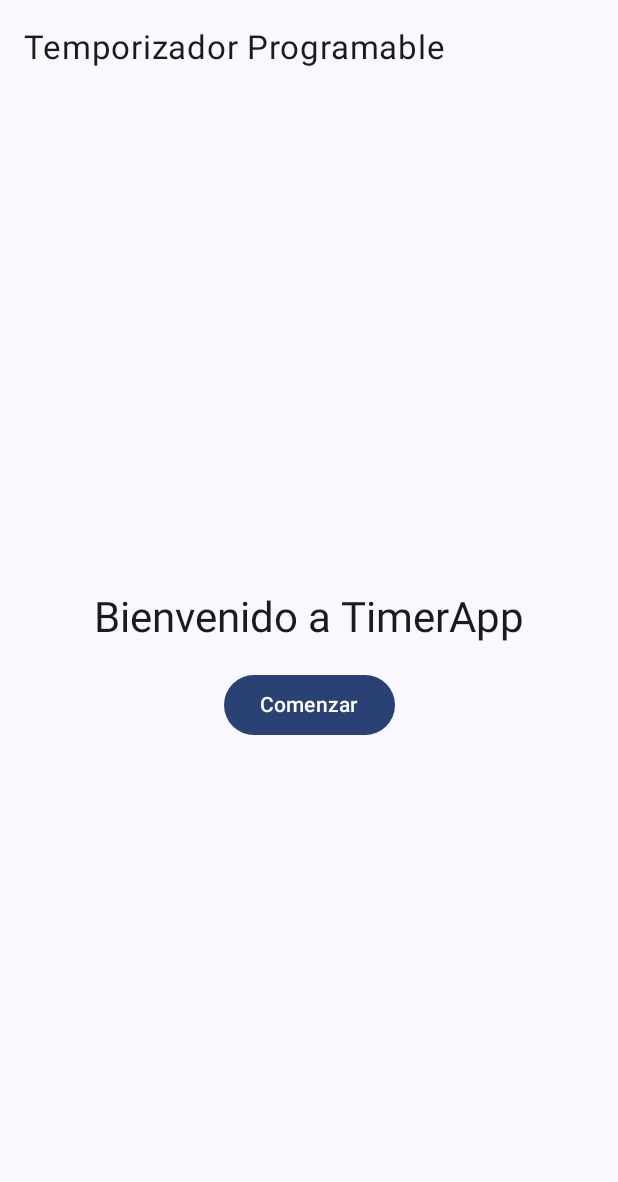
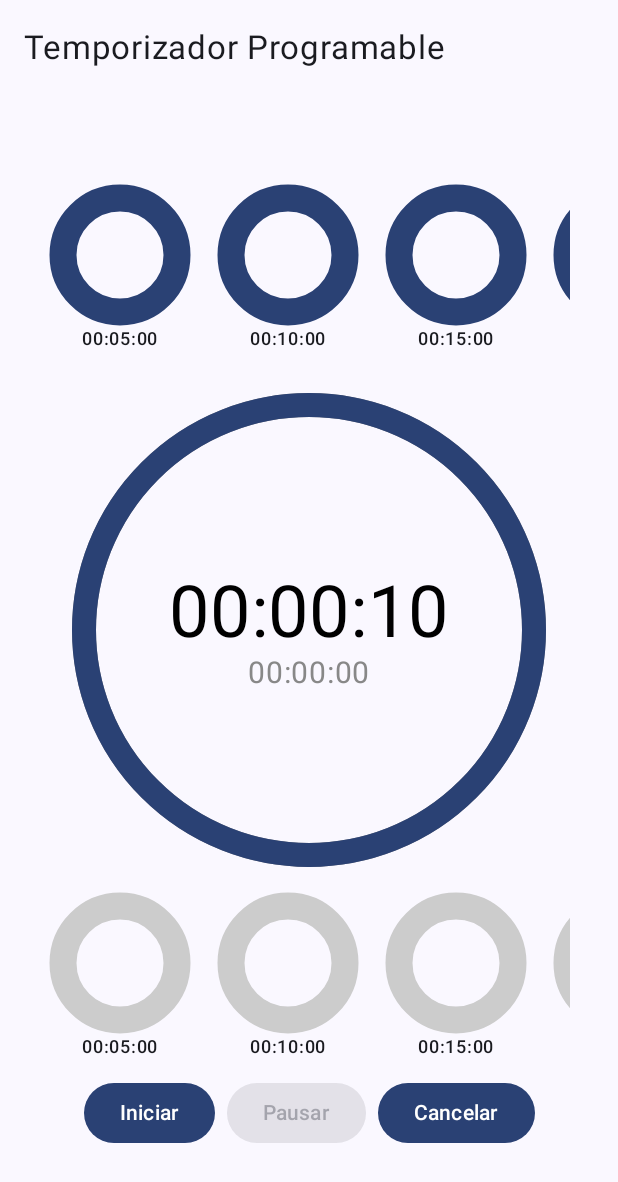
Before and after one commit to Lejomarti/MiniTimersApp, an Android app built with Jetpack Compose: the composable MiniTimersApp shown on its own in the app's theme, on a phone screen of 412 x 824 dp. Shown: the top 1182 px of the screen. Run offline under Robolectric (Android 15) with nearby library versions, the phone set to English and light mode, and no system bars.

Commit message:
Carousel designed and added.

```diff
--- a/app/src/main/java/com/alejo/minitimers/MainActivity.kt
+++ b/app/src/main/java/com/alejo/minitimers/MainActivity.kt
@@ -4,20 +4,13 @@ import android.os.Bundle
 import androidx.activity.ComponentActivity
 import androidx.activity.compose.setContent
 import androidx.activity.enableEdgeToEdge
-import androidx.compose.foundation.layout.Arrangement
-import androidx.compose.foundation.layout.Column
-import androidx.compose.foundation.layout.Spacer
 import androidx.compose.foundation.layout.fillMaxSize
-import androidx.compose.foundation.layout.height
 import androidx.compose.foundation.layout.padding
-import androidx.compose.material3.Button
 import androidx.compose.material3.ExperimentalMaterial3Api
-import androidx.compose.material3.MaterialTheme
 import androidx.compose.material3.Scaffold
+import androidx.compose.material3.Surface
 import androidx.compose.material3.Text
-import androidx.compose.material3.TopAppBar
 import androidx.compose.runtime.Composable
-import androidx.compose.ui.Alignment
 import androidx.compose.ui.Modifier
 import androidx.compose.ui.tooling.preview.Preview
 import androidx.compose.ui.unit.dp
@@ -46,21 +39,13 @@ fun MiniTimersApp() {
             )
         }
     ) { paddingValues -> // paddingValues es necesario para evitar errores de contenido
-        Column(
+        Surface(
             modifier = Modifier
                 .fillMaxSize()
                 .padding(paddingValues)
                 .padding(16.dp), // Padding adicional
-            verticalArrangement = Arrangement.Center,
-            horizontalAlignment = Alignment.CenterHorizontally
         ) {
-            Text(text = "Bienvenido a TimerApp", style = MaterialTheme.typography.headlineMedium)
-            Spacer(modifier = Modifier.height(16.dp))
-            Button(onClick = {
-                // Aquí irá la lógica para empezar el temporizador
-            }) {
-                Text("Comenzar")
-            }
+            MiniTimerScreen()
         }
     }
 }
@@ -69,6 +54,7 @@ fun MiniTimersApp() {
 @Composable
 fun MinitimersAppPreview() {
     MiniTimersTheme {
-        MiniTimerScreen()
+        MiniTimersApp()
     }
 }
+//MiniTimerScreen()
--- a/app/src/main/java/com/alejo/minitimers/ui/MiniTimerScreen.kt
+++ b/app/src/main/java/com/alejo/minitimers/ui/MiniTimerScreen.kt
@@ -11,12 +11,14 @@ import androidx.compose.ui.Modifier
 import androidx.compose.ui.graphics.Color
 import androidx.compose.ui.graphics.StrokeCap
 import androidx.compose.ui.graphics.drawscope.Stroke
+import androidx.compose.ui.tooling.preview.Preview
+import com.alejo.minitimers.ui.theme.MiniTimersTheme
 
 @Composable
 fun MiniTimerScreen(
 
 ) {
-    var HardCodedTime = 10_000L
+    val HardCodedTime = 10_000L
 
     var timeRemaining by remember { mutableStateOf(HardCodedTime) }
     var isRunning by remember { mutableStateOf(false) }
@@ -63,6 +65,7 @@ fun MiniTimerScreen(
         horizontalAlignment = Alignment.CenterHorizontally,
         verticalArrangement = Arrangement.Center
     ) {
+        TimersCarousel(timers = listOf(300_000L, 600_000L, 900_000L,700_000L),MaterialTheme.colorScheme.primary)
         Spacer(modifier = Modifier.height(24.dp))
         TimerRing(
             progress = timeRemaining / HardCodedTime.toFloat(),
@@ -70,6 +73,7 @@ fun MiniTimerScreen(
             additionalText = "00:00:00" // Segundo texto
         )
         Spacer(modifier = Modifier.height(24.dp))
+        TimersCarousel(timers = listOf(300_000L, 600_000L, 900_000L,700_000L),color = Color.LightGray)
 
 
         Row(horizontalArrangement = Arrangement.spacedBy(8.dp)) {
@@ -145,10 +149,19 @@ fun TimerRing(progress: Float, timeText: String, additionalText: String) {
     }
 }
 
-// Función auxiliar para formatear el tiempo en mm:ss
+
+
 fun formatTime(timeMillis: Long): String {
     val hours = (timeMillis / 1000) / 3600
     val minutes = (timeMillis / 1000) / 60
     val seconds = (timeMillis / 1000) % 60
     return String.format("%02d:%02d:%02d", hours, minutes, seconds)
 }
+
+@Preview(showBackground = true)
+@Composable
+fun MinitimerScreenPreview() {
+    MiniTimersTheme {
+        MiniTimerScreen()
+    }
+}
--- /dev/null
+++ b/app/src/main/java/com/alejo/minitimers/ui/TimersCarousel.kt
@@ -0,0 +1,71 @@
+package com.alejo.minitimers.ui
+
+import androidx.compose.foundation.Canvas
+import androidx.compose.foundation.layout.*
+import androidx.compose.foundation.lazy.LazyRow
+import androidx.compose.foundation.lazy.items
+import androidx.compose.material3.MaterialTheme
+import androidx.compose.material3.Surface
+import androidx.compose.material3.Text
+import androidx.compose.runtime.Composable
+import androidx.compose.ui.Alignment
+import androidx.compose.ui.Modifier
+import androidx.compose.ui.graphics.Color
+import androidx.compose.ui.graphics.drawscope.Stroke
+import androidx.compose.ui.tooling.preview.Preview
+import androidx.compose.ui.unit.dp
+import com.alejo.minitimers.ui.theme.MiniTimersTheme
+
+@Composable
+fun TimersCarousel(timers: List<Long>,color: Color) {
+    LazyRow(
+        horizontalArrangement = Arrangement.spacedBy(16.dp),
+        modifier = Modifier.fillMaxWidth()
+    ) {
+
+        items(timers) { time ->
+            TimerCard(timeText = time,color = color)
+
+        }
+    }
+}
+
+@Composable
+fun TimerCard(timeText: Long,color: Color) {
+
+    Surface(modifier = Modifier
+        .height(124.dp)
+        .width(96.dp)) {
+        Column (
+            horizontalAlignment = Alignment.CenterHorizontally
+        ) {
+            Box(
+                contentAlignment = Alignment.Center,
+                modifier = Modifier.size(96.dp).padding(10.dp)
+            ) {
+                Canvas(modifier = Modifier.fillMaxSize()) {
+                    // Anillo de color sólido
+                    drawArc(
+                        color = color,
+                        startAngle = 0f,
+                        sweepAngle = 360f,
+                        useCenter = false,
+                        style = Stroke(18.dp.toPx()) // Grosor del anillo
+                    )
+                }
+            }
+            Text(
+                text = formatTime(timeText),
+                style = MaterialTheme.typography.labelMedium,
+            )
+        }
+    }
+}
+
+@Preview(showBackground = true)
+@Composable
+fun MinitimersCarouselPreview() {
+    MiniTimersTheme {
+        TimersCarousel(timers = listOf(300000L, 600000L, 900000L),color = MaterialTheme.colorScheme.primary)
+    }
+}
```
